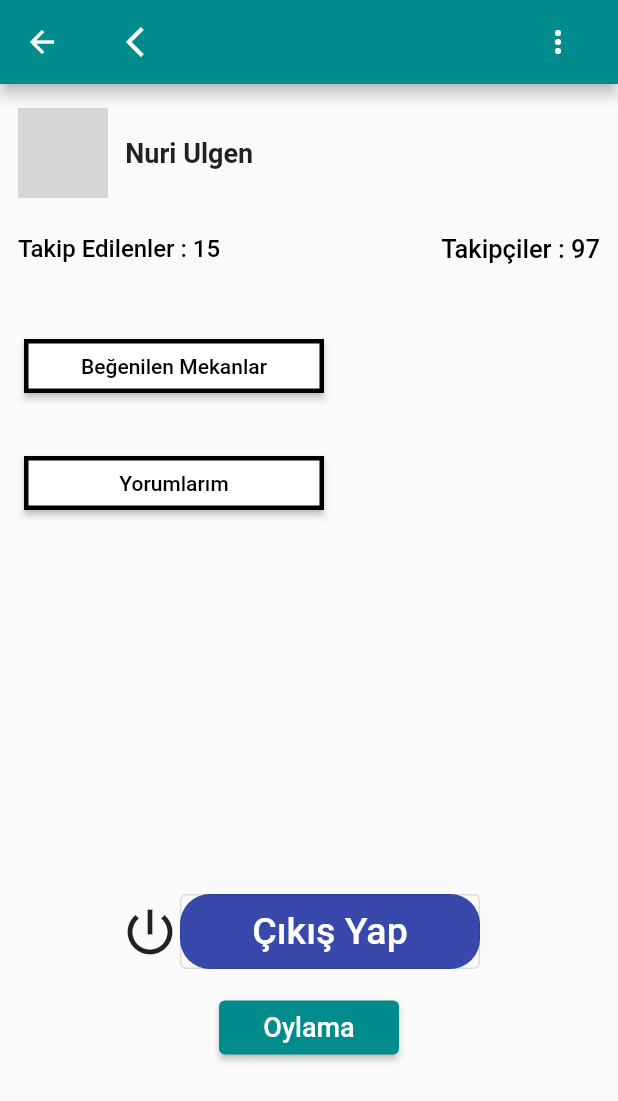
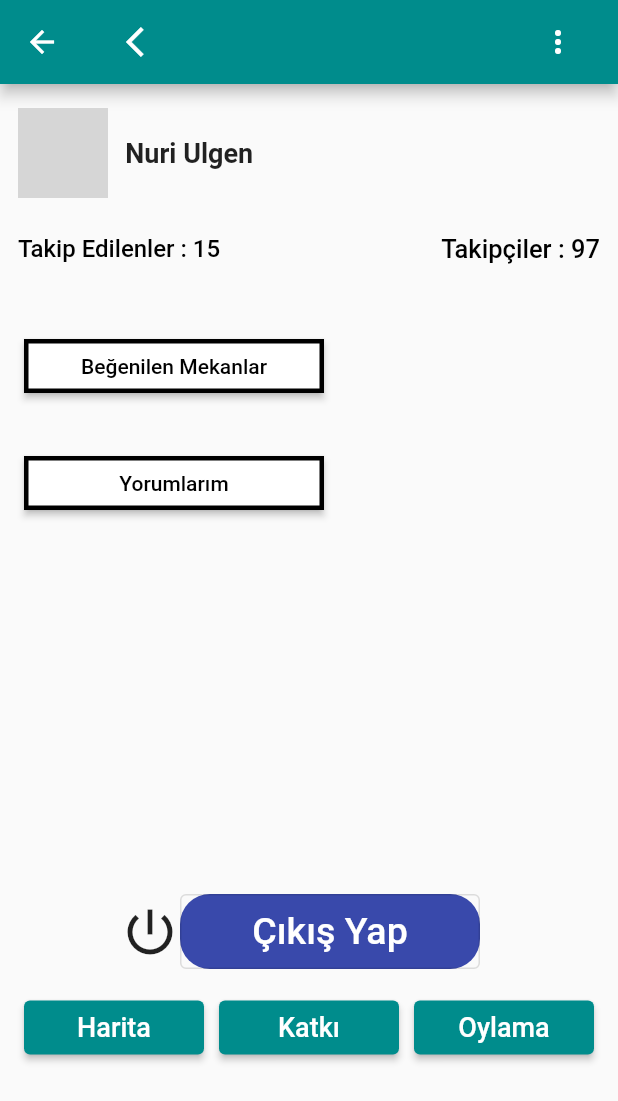
Before and after one commit to GeziRehberi/Mobil, a Flutter app: the ProfilEkrani screen opened directly, on a phone screen of 412 x 824 dp. Shown: the top 1101 px of the screen. Run offline on Flutter 3.47's test engine with Material 2 defaults, Android fonts, the phone set to English and light mode, and no system bars; our stand-ins replace font_awesome_flutter, form_field_validator, salomon_bottom_bar; missing offline and left inert: splash_screen_view; network calls fail; grey boxes are pictures that could not be loaded.

Commit message:
Update profil_ekrani.dart

```diff
--- a/lib/profil_ekrani.dart
+++ b/lib/profil_ekrani.dart
@@ -158,6 +158,36 @@ class _ProfilEkraniState extends State<ProfilEkrani> {
                           ),
                           onPressed: () {},
                           child: Text(
+                            'Harita',
+                            style: TextStyle(
+                              fontSize: 18,
+                            ),
+                          ),
+                        ),
+                      ),
+                      Container(
+                        width: 120,
+                        child: ElevatedButton(
+                          style: ElevatedButton.styleFrom(
+                            primary: Color(0xFF008C8C),
+                          ),
+                          onPressed: () {},
+                          child: Text(
+                            'Katkı',
+                            style: TextStyle(
+                              fontSize: 18,
+                            ),
+                          ),
+                        ),
+                      ),
+                      Container(
+                        width: 120,
+                        child: ElevatedButton(
+                          style: ElevatedButton.styleFrom(
+                            primary: Color(0xFF008C8C),
+                          ),
+                          onPressed: () {},
+                          child: Text(
                             'Oylama',
                             style: TextStyle(
                               fontSize: 18,
```
